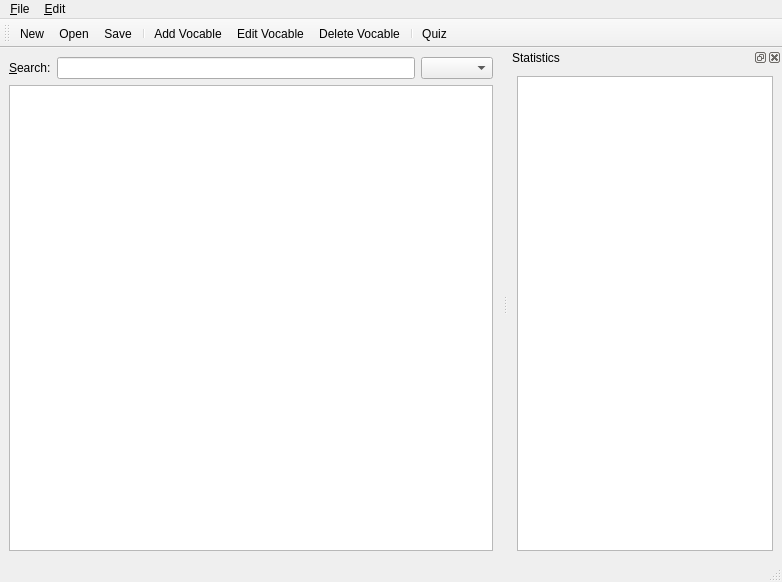
First picture: the form in MainWindow.ui, repository nsams/vocablecoach, before the edit.
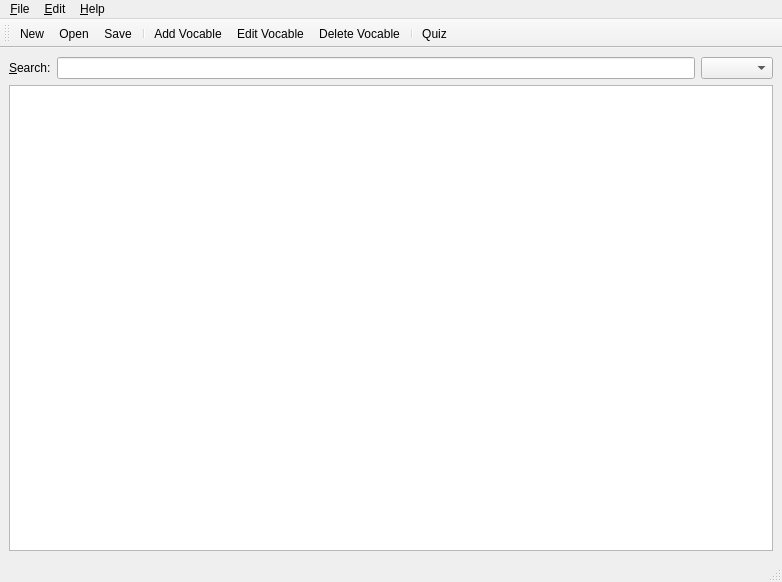
Second picture: the form after the edit.

Commit message: - new dialog: Document Properties - title, author, language names in VocableListModel - language names shown in vocable-editor

What changed in the file:
```diff
--- a/MainWindow.ui
+++ b/MainWindow.ui
@@ -68,6 +68,12 @@
      <height>29</height>
     </rect>
    </property>
+   <widget class="QMenu" name="menu_Help" >
+    <property name="title" >
+     <string>&amp;Help</string>
+    </property>
+    <addaction name="actionAbout" />
+   </widget>
    <widget class="QMenu" name="menu_Edit" >
     <property name="title" >
      <string>&amp;Edit</string>
@@ -96,6 +102,7 @@
    </widget>
    <addaction name="menuFile" />
    <addaction name="menu_Edit" />
+   <addaction name="menu_Help" />
   </widget>
   <widget class="QStatusBar" name="statusbar" />
   <widget class="QToolBar" name="toolBar" >
@@ -115,27 +122,6 @@
    <addaction name="separator" />
    <addaction name="actionQuiz" />
   </widget>
-  <widget class="QDockWidget" name="dockWidget" >
-   <property name="windowTitle" >
-    <string>Statistics</string>
-   </property>
-   <attribute name="dockWidgetArea" >
-    <number>2</number>
-   </attribute>
-   <widget class="QWidget" name="dockWidgetContents" >
-    <layout class="QVBoxLayout" >
-     <property name="margin" >
-      <number>9</number>
-     </property>
-     <property name="spacing" >
-      <number>6</number>
-     </property>
-     <item>
-      <widget class="QListView" name="listView" />
-     </item>
-    </layout>
-   </widget>
-  </widget>
   <action name="actionNew" >
    <property name="text" >
     <string>&amp;New</string>
```
Left out of the diff: 11 changed lines with no effect on the pictures. The commit also changes 14 other files.
